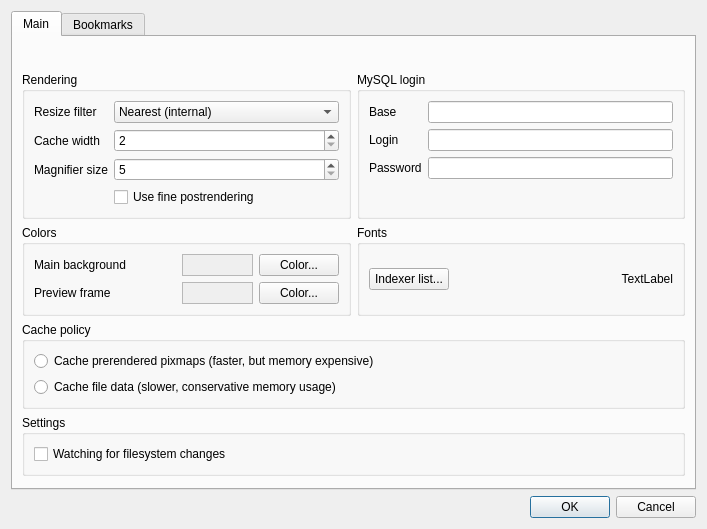
kernel1024/qmanga, file settingsdialog.ui: the form before one commit.
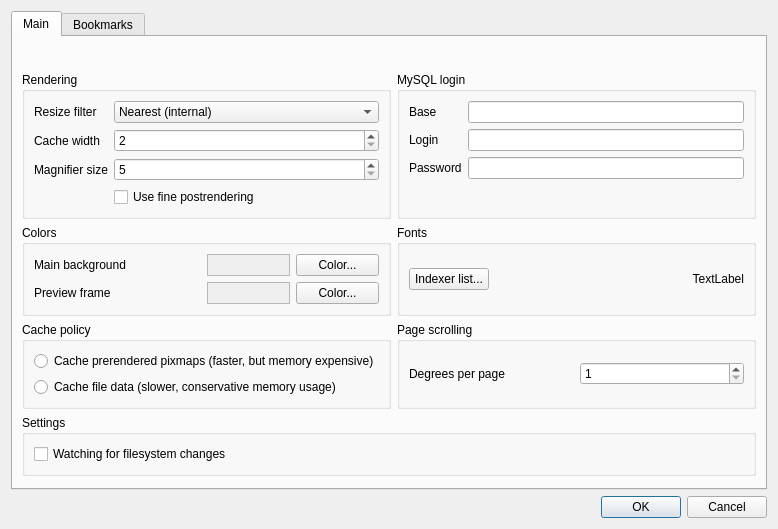
The form after the commit.

Commit message: Scroll accumulator for high precision mouse.

What changed in the file:
```diff
--- a/settingsdialog.ui
+++ b/settingsdialog.ui
@@ -6,7 +6,7 @@
    <rect>
     <x>0</x>
     <y>0</y>
-    <width>707</width>
+    <width>778</width>
     <height>529</height>
    </rect>
   </property>
@@ -23,7 +23,7 @@
       <attribute name="title">
        <string>Main</string>
       </attribute>
-      <layout class="QVBoxLayout" name="verticalLayout_5">
+      <layout class="QVBoxLayout" name="verticalLayout">
        <item>
         <spacer name="verticalSpacer">
          <property name="orientation">
@@ -316,7 +316,23 @@
            </layout>
           </widget>
          </item>
-         <item row="2" column="0" colspan="2">
+         <item row="3" column="0" colspan="2">
+          <widget class="QGroupBox" name="groupBox_6">
+           <property name="title">
+            <string>Settings</string>
+           </property>
+           <layout class="QVBoxLayout" name="verticalLayout_6">
+            <item>
+             <widget class="QCheckBox" name="checkFSWatcher">
+              <property name="text">
+               <string>Watching for filesystem changes</string>
+              </property>
+             </widget>
+            </item>
+           </layout>
+          </widget>
+         </item>
+         <item row="2" column="0">
           <widget class="QGroupBox" name="groupBox_5">
            <property name="title">
             <string>Cache policy</string>
@@ -339,18 +355,35 @@
            </layout>
           </widget>
          </item>
-         <item row="3" column="0" colspan="2">
-          <widget class="QGroupBox" name="groupBox_6">
+         <item row="2" column="1">
+          <widget class="QGroupBox" name="groupBox_7">
            <property name="title">
-            <string>Settings</string>
+            <string>Page scrolling</string>
            </property>
-           <layout class="QVBoxLayout" name="verticalLayout_6">
+           <layout class="QVBoxLayout" name="verticalLayout_5">
             <item>
-             <widget class="QCheckBox" name="checkFSWatcher">
-              <property name="text">
-               <string>Watching for filesystem changes</string>
-              </property>
-             </widget>
+             <layout class="QHBoxLayout" name="horizontalLayout_2">
+              <item>
+               <widget class="QLabel" name="label_9">
+                <property name="text">
+                 <string>Degrees per page</string>
+                </property>
+                <property name="buddy">
+                 <cstring>spinScrollDelta</cstring>
+                </property>
+               </widget>
+              </item>
+              <item>
+               <widget class="QSpinBox" name="spinScrollDelta">
+                <property name="minimum">
+                 <number>1</number>
+                </property>
+                <property name="maximum">
+                 <number>10000</number>
+                </property>
+               </widget>
+              </item>
+             </layout>
             </item>
            </layout>
           </widget>
```
Left out of the diff: 1 changed line with no effect on the pictures. The commit also changes 6 other files.
